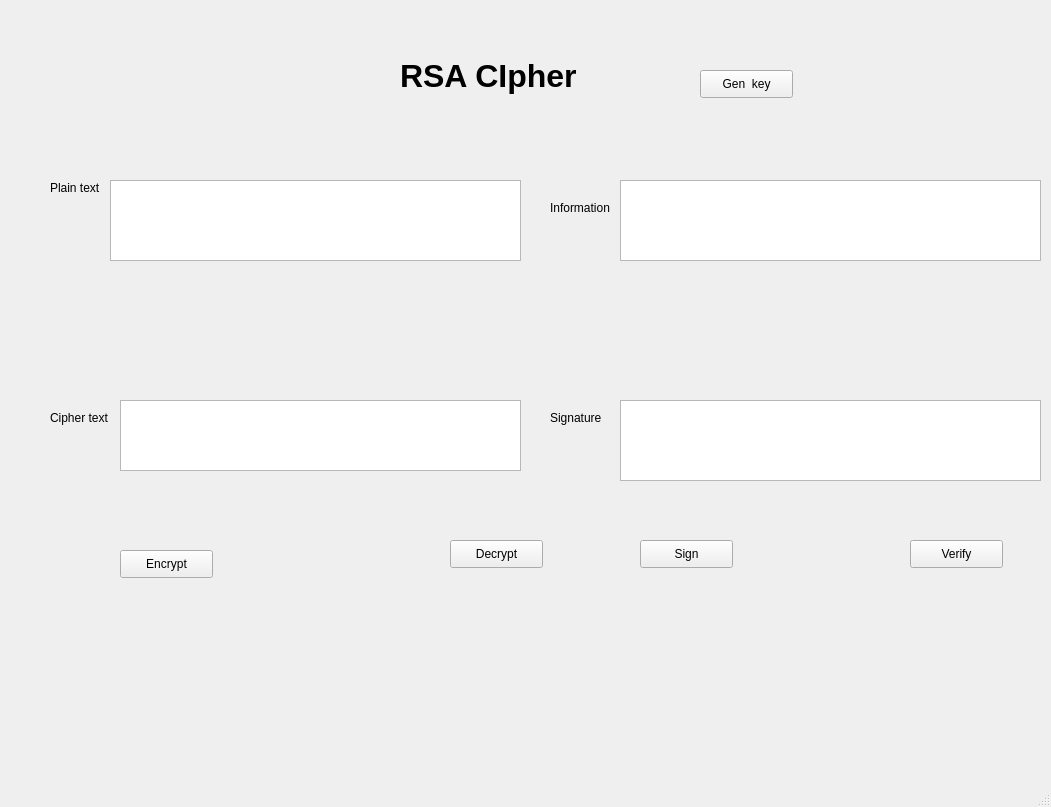
Above: lab03/ui/rsa.ui from TanPhuong-EdwinP/NguyenVoTanPhuong-2280618556 before the change. Below: the same form after it.
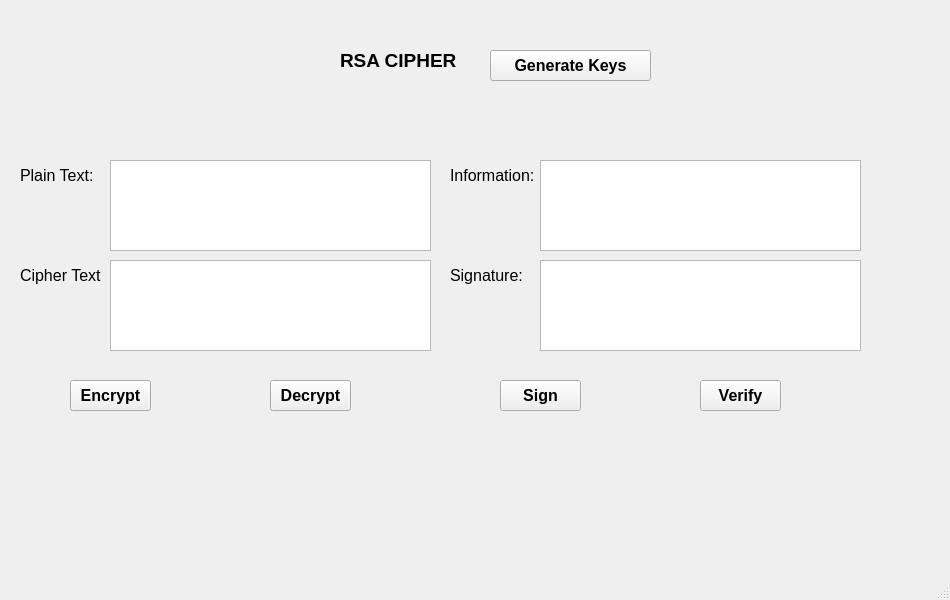
That is the form after the change.

```diff
--- a/lab03/ui/rsa.ui
+++ b/lab03/ui/rsa.ui
@@ -6,8 +6,8 @@
    <rect>
     <x>0</x>
     <y>0</y>
-    <width>1051</width>
-    <height>807</height>
+    <width>950</width>
+    <height>600</height>
    </rect>
   </property>
   <property name="windowTitle">
@@ -17,97 +17,111 @@
    <widget class="QLabel" name="label">
     <property name="geometry">
      <rect>
-      <x>400</x>
-      <y>0</y>
-      <width>311</width>
-      <height>151</height>
+      <x>340</x>
+      <y>20</y>
+      <width>171</width>
+      <height>81</height>
      </rect>
     </property>
     <property name="font">
      <font>
-      <pointsize>24</pointsize>
+      <pointsize>14</pointsize>
       <weight>75</weight>
       <bold>true</bold>
      </font>
     </property>
     <property name="text">
-     <string>RSA CIpher</string>
+     <string>RSA CIPHER</string>
     </property>
    </widget>
    <widget class="QLabel" name="label_2">
     <property name="geometry">
      <rect>
-      <x>50</x>
-      <y>180</y>
-      <width>55</width>
-      <height>16</height>
+      <x>20</x>
+      <y>160</y>
+      <width>81</width>
+      <height>31</height>
      </rect>
     </property>
+    <property name="font">
+     <font>
+      <pointsize>12</pointsize>
+     </font>
+    </property>
     <property name="text">
-     <string>Plain text</string>
+     <string>Plain Text:</string>
     </property>
    </widget>
    <widget class="QLabel" name="label_3">
     <property name="geometry">
      <rect>
-      <x>50</x>
-      <y>410</y>
+      <x>20</x>
+      <y>260</y>
       <width>81</width>
-      <height>16</height>
+      <height>31</height>
      </rect>
     </property>
+    <property name="font">
+     <font>
+      <pointsize>12</pointsize>
+     </font>
+    </property>
     <property name="text">
-     <string>Cipher text</string>
+     <string>Cipher Text:</string>
     </property>
    </widget>
    <widget class="QLabel" name="label_4">
     <property name="geometry">
      <rect>
-      <x>550</x>
-      <y>200</y>
-      <width>81</width>
-      <height>16</height>
+      <x>450</x>
+      <y>160</y>
+      <width>101</width>
+      <height>31</height>
      </rect>
     </property>
+    <property name="font">
+     <font>
+      <pointsize>12</pointsize>
+     </font>
+    </property>
     <property name="text">
-     <string>Information</string>
+     <string>Information:</string>
     </property>
    </widget>
    <widget class="QLabel" name="label_5">
     <property name="geometry">
      <rect>
-      <x>550</x>
-      <y>410</y>
-      <width>55</width>
-      <height>16</height>
+      <x>450</x>
+      <y>260</y>
+      <width>81</width>
+      <height>31</height>
      </rect>
     </property>
-    <property name="text">
-     <string>Signature</string>
+    <property name="font">
+     <font>
+      <pointsize>12</pointsize>
+     </font>
     </property>
-   </widget>
-   <widget class="QPushButton" name="btn_gen_keys">
-    <property name="geometry">
-     <rect>
-      <x>700</x>
-      <y>70</y>
-      <width>93</width>
-      <height>28</height>
-     </rect>
-    </property>
     <property name="text">
-     <string>Gen  key</string>
+     <string>Signature:</string>
     </property>
    </widget>
    <widget class="QPushButton" name="btn_encrypt">
     <property name="geometry">
      <rect>
-      <x>120</x>
-      <y>550</y>
-      <width>93</width>
-      <height>28</height>
+      <x>70</x>
+      <y>380</y>
+      <width>81</width>
+      <height>31</height>
      </rect>
     </property>
+    <property name="font">
+     <font>
+      <pointsize>12</pointsize>
+      <weight>75</weight>
+      <bold>true</bold>
+     </font>
+    </property>
     <property name="text">
      <string>Encrypt</string>
     </property>
@@ -115,12 +129,19 @@
    <widget class="QPushButton" name="btn_decrypt">
     <property name="geometry">
      <rect>
-      <x>450</x>
-      <y>540</y>
-      <width>93</width>
-      <height>28</height>
+      <x>270</x>
+      <y>380</y>
+      <width>81</width>
+      <height>31</height>
      </rect>
     </property>
+    <property name="font">
+     <font>
+      <pointsize>12</pointsize>
+      <weight>75</weight>
+      <bold>true</bold>
+     </font>
+    </property>
     <property name="text">
      <string>Decrypt</string>
     </property>
@@ -128,12 +149,19 @@
    <widget class="QPushButton" name="btn_sign">
     <property name="geometry">
      <rect>
-      <x>640</x>
-      <y>540</y>
-      <width>93</width>
-      <height>28</height>
+      <x>500</x>
+      <y>380</y>
+      <width>81</width>
+      <height>31</height>
      </rect>
     </property>
+    <property name="font">
+     <font>
+      <pointsize>12</pointsize>
+      <weight>75</weight>
+      <bold>true</bold>
+     </font>
+    </property>
     <property name="text">
      <string>Sign</string>
     </property>
@@ -141,53 +169,80 @@
    <widget class="QPushButton" name="btn_verify">
     <property name="geometry">
      <rect>
-      <x>910</x>
-      <y>540</y>
-      <width>93</width>
-      <height>28</height>
+      <x>700</x>
+      <y>380</y>
+      <width>81</width>
+      <height>31</height>
      </rect>
     </property>
+    <property name="font">
+     <font>
+      <pointsize>12</pointsize>
+      <weight>75</weight>
+      <bold>true</bold>
+     </font>
+    </property>
     <property name="text">
      <string>Verify</string>
     </property>
    </widget>
-   <widget class="QTextEdit" name="txt_plain_text">
+   <widget class="QPushButton" name="btn_gen_keys">
     <property name="geometry">
      <rect>
+      <x>490</x>
+      <y>50</y>
+      <width>161</width>
+      <height>31</height>
+     </rect>
+    </property>
+    <property name="font">
+     <font>
+      <pointsize>12</pointsize>
+      <weight>75</weight>
+      <bold>true</bold>
+     </font>
+    </property>
+    <property name="text">
+     <string>Generate Keys</string>
+    </property>
+   </widget>
+   <widget class="QPlainTextEdit" name="txt_plaintext">
+    <property name="geometry">
+     <rect>
       <x>110</x>
-      <y>180</y>
-      <width>411</width>
-      <height>81</height>
+      <y>160</y>
+      <width>321</width>
+      <height>91</height>
      </rect>
     </property>
    </widget>
-   <widget class="QTextEdit" name="txt_cipher_text">
+   <widget class="QPlainTextEdit" name="txt_ciphertext">
     <property name="geometry">
      <rect>
-      <x>120</x>
-      <y>400</y>
-      <width>401</width>
-      <height>71</height>
+      <x>110</x>
+      <y>260</y>
+      <width>321</width>
+      <height>91</height>
      </rect>
     </property>
    </widget>
-   <widget class="QTextEdit" name="txt_info">
+   <widget class="QPlainTextEdit" name="txt_mation">
     <property name="geometry">
      <rect>
-      <x>620</x>
-      <y>180</y>
-      <width>421</width>
-      <height>81</height>
+      <x>540</x>
+      <y>160</y>
+      <width>321</width>
+      <height>91</height>
      </rect>
     </property>
    </widget>
-   <widget class="QTextEdit" name="txt_sign">
+   <widget class="QPlainTextEdit" name="txt_sign">
     <property name="geometry">
      <rect>
-      <x>620</x>
-      <y>400</y>
-      <width>421</width>
-      <height>81</height>
+      <x>540</x>
+      <y>260</y>
+      <width>321</width>
+      <height>91</height>
      </rect>
     </property>
    </widget>
```
Left out of the diff: 4 changed lines with no effect on the pictures.
